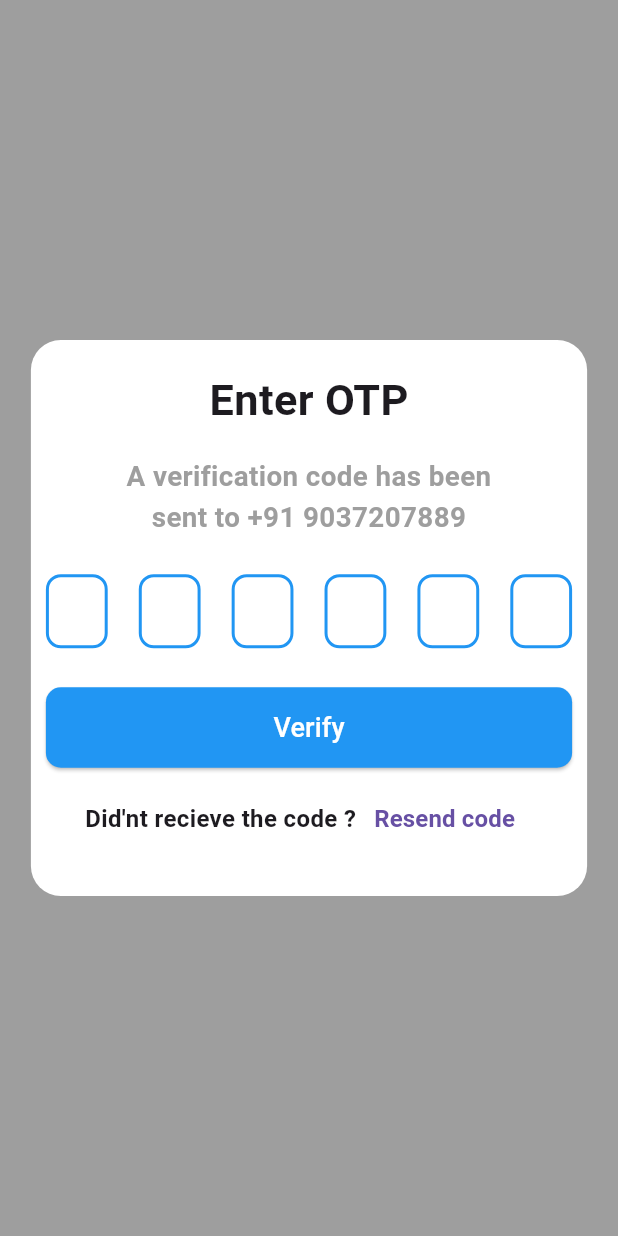
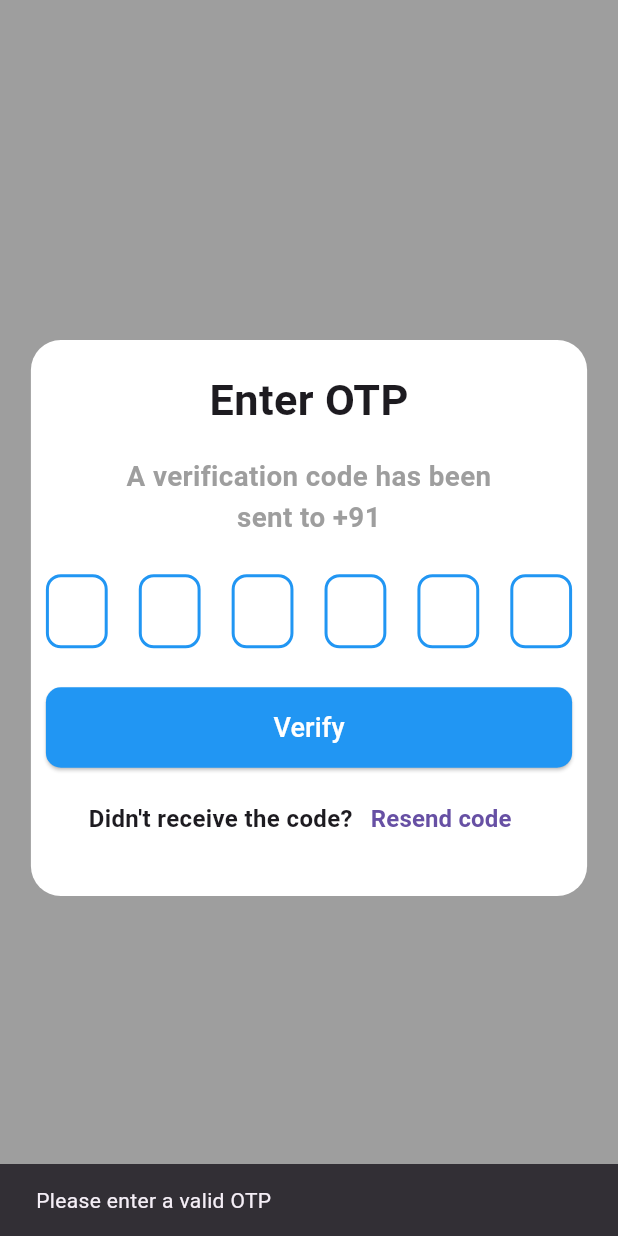
Before and after one commit to Hari3614/SVAREIGN, a Flutter app: the OtpScreen screen opened directly with empty values, after a tap on "Verify", on a phone screen of 412 x 824 dp. Run offline on Flutter 3.47's test engine with Material 3 defaults, Android fonts, the phone set to English and light mode, and no system bars; drawn by our look-alikes of pin_code_fields; our stand-ins replace animated_splash_screen, cloud_firestore, firebase_auth, firebase_core, geolocator, lottie; accounts and stored records are empty.

Commit message:
first milestone halfway

```diff
--- a/lib/view/screens/Authentication/otpscreen/otp_screen.dart
+++ b/lib/view/screens/Authentication/otpscreen/otp_screen.dart
@@ -1,28 +1,50 @@
+import 'dart:math';
+
 import 'package:firebase_auth/firebase_auth.dart';
 import 'package:flutter/material.dart';
 import 'package:pin_code_fields/pin_code_fields.dart';
 import 'package:provider/provider.dart';
 import 'package:svareign/authprovider/authprovider.dart';
 
-class OtpScreen extends StatelessWidget {
+class OtpScreen extends StatefulWidget {
   const OtpScreen({
     super.key,
     required this.verificationId,
     required this.name,
     required this.email,
     required this.phoneNumber,
-    required this.location,
+    //  required this.location,
   });
+
   final String verificationId;
   final String name;
   final String email;
   final String phoneNumber;
-  final String location;
+
+  @override
+  State<OtpScreen> createState() => _OtpScreenState();
+}
+
+class _OtpScreenState extends State<OtpScreen> {
+  late TextEditingController otpcontrollerr;
+  @override
+  void initState() {
+    super.initState();
+    otpcontrollerr = TextEditingController();
+  }
+
+  @override
+  void dispose() {
+    super.dispose();
+    otpcontrollerr.dispose();
+  }
+
+  // final String location;
   @override
   Widget build(BuildContext context) {
     final height = MediaQuery.of(context).size.height;
     final width = MediaQuery.of(context).size.width;
-    final TextEditingController otpcontroller = TextEditingController();
+    // final TextEditingController otpcontroller = TextEditingController();
 
     return Scaffold(
       backgroundColor: Colors.grey,
@@ -48,7 +70,7 @@ class OtpScreen extends StatelessWidget {
                 ),
                 SizedBox(height: height * 0.02),
                 Text(
-                  'A verification code has been \nsent to +91 9037207889',
+                  'A verification code has been \nsent to +91 ${widget.phoneNumber}',
                   textAlign: TextAlign.center,
                   style: TextStyle(
                     fontSize: width * 0.045,
@@ -60,7 +82,7 @@ class OtpScreen extends StatelessWidget {
                 PinCodeTextField(
                   appContext: context,
                   length: 6,
-                  controller: otpcontroller,
+                  controller: otpcontrollerr,
                   animationCurve: Curves.bounceInOut,
                   animationType: AnimationType.slide,
                   autoDismissKeyboard: true,
@@ -79,11 +101,20 @@ class OtpScreen extends StatelessWidget {
                 SizedBox(height: 10),
                 ElevatedButton(
                   onPressed: () async {
-                    if (otpcontroller.text.length == 6) {
+                    print("otp :${otpcontrollerr.text}");
+                    if (otpcontrollerr.text.length == 6) {
+                      print('otp send :${otpcontrollerr.text}');
                       context.read<Authprovider>().verifyotpandsignup(
-                        otp: otpcontroller.text,
+                        otp: otpcontrollerr.text,
                         context: context,
                       );
+
+                      print('text :${otpcontrollerr.text}');
+                    } else {
+                      ScaffoldMessenger.of(context).showSnackBar(
+                        SnackBar(content: Text("Please enter a valid OTP")),
+                      );
+                      print('error :${e}');
                     }
                   },
                   style: ElevatedButton.styleFrom(
@@ -103,14 +134,23 @@ class OtpScreen extends StatelessWidget {
                   mainAxisAlignment: MainAxisAlignment.center,
                   children: [
                     Text(
-                      "Did'nt recieve the code ?",
+                      "Didn't receive the code?",
                       style: TextStyle(
                         fontSize: 16,
                         fontWeight: FontWeight.bold,
                       ),
                     ),
                     TextButton(
-                      onPressed: () {},
+                      onPressed: () {
+                        // Resend OTP functionality
+                        context.read<Authprovider>().sendotp(
+                          name: widget.name,
+                          email: widget.email,
+                          phonenumber: widget.phoneNumber,
+                          password: '', // Handle password if needed
+                          context: context,
+                        );
+                      },
                       child: Text(
                         'Resend code',
                         style: TextStyle(
@@ -121,6 +161,11 @@ class OtpScreen extends StatelessWidget {
                     ),
                   ],
                 ),
+                // Optional: Show location info (you could display this if needed)
+                // Text(
+                //   'Location: $location', // Example of displaying location
+                //   style: TextStyle(fontSize: 12, color: Colors.grey),
+                // ),
               ],
             ),
           ),
--- a/lib/view/screens/Authentication/signupscreen/widgets/signupwidget.dart
+++ b/lib/view/screens/Authentication/signupscreen/widgets/signupwidget.dart
@@ -136,6 +136,7 @@ class Signupwidget extends StatelessWidget {
                     context,
                     listen: false,
                   );
+
                   authProvider.sendotp(
                     name: namecontroller.text.trim(),
                     email: emailcontroller.text.trim(),
```
Also changed, not shown: lib/authprovider/authprovider.dart (+46 -26 lines), lib/main.dart (+8 -1 lines), lib/services/location_services.dart (+12 -9 lines).
